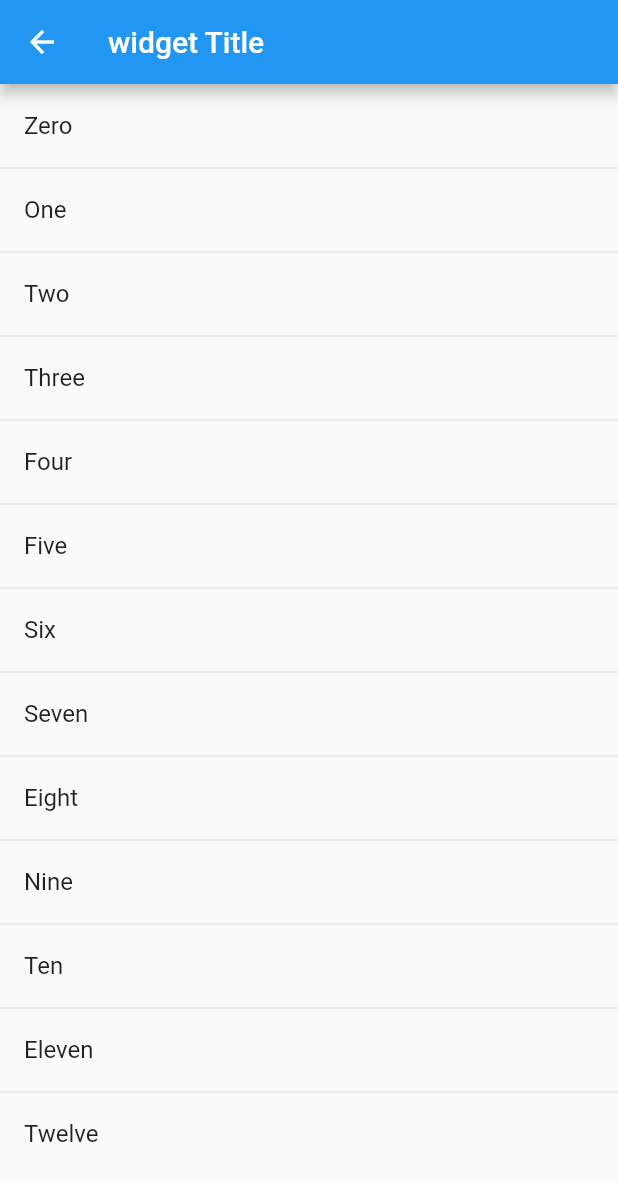
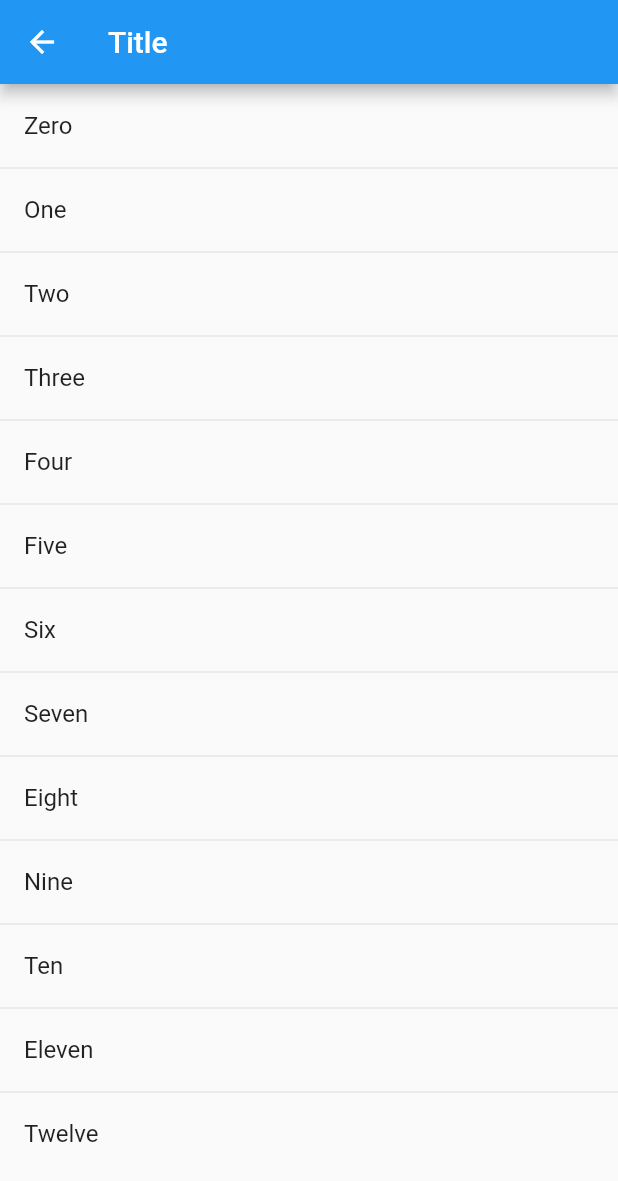
Before and after one commit to uncaose/flutter_test, a Flutter app: the screen it shows after launch, after a tap on "Number", on a phone screen of 412 x 824 dp. Shown: the top 1181 px of the screen. Run offline on Flutter 3.47's test engine with Material 2 defaults, Android fonts, the phone set to English and light mode, and no system bars; our stand-ins replace easy_localization.

```diff
--- a/lib/src/app.dart
+++ b/lib/src/app.dart
@@ -1,25 +1,14 @@
 import 'package:flutter/material.dart';
-import 'package:flutter_localizations/flutter_localizations.dart';
-import 'i18n/i18n.dart';
-import 'i18n/messages.dart';
+import 'package:easy_localization/easy_localization.dart';
 import './routes.dart';
-
-final msg = Messages();
 
 class App extends StatelessWidget {
   @override
   Widget build(BuildContext context) {
     return MaterialApp(
-      onGenerateTitle: (BuildContext context) => msg.title,
-      localizationsDelegates: [
-        I18nDelegate(),
-        GlobalMaterialLocalizations.delegate,
-        GlobalWidgetsLocalizations.delegate,
-      ],
-      supportedLocales: [
-        const Locale('en', ''),
-        const Locale('ko', ''),
-      ],
+      localizationsDelegates: context.localizationDelegates,
+      supportedLocales: context.supportedLocales,
+      locale: context.locale,
       routes: routes,
     );
   }
--- a/lib/src/i18n/i18n.dart
+++ /dev/null
@@ -1,38 +0,0 @@
-import 'package:flutter/material.dart';
-import 'package:intl/intl.dart';
-
-import 'messages_all.dart';
-
-class I18n {
-  static Future<I18n> load(Locale locale) {
-    final String name =
-        locale.countryCode == null ? locale.languageCode : locale.toString();
-    final String localeName = Intl.canonicalizedLocale(name);
-
-    return initializeMessages(localeName).then((bool _) {
-      Intl.defaultLocale = localeName;
-      return new I18n();
-    });
-  }
-
-  static I18n of(BuildContext context) {
-    return Localizations.of<I18n>(context, I18n);
-  }
-}
-
-class I18nDelegate extends LocalizationsDelegate<I18n> {
-  @override
-  bool isSupported(Locale locale) {
-    return ['en', 'ko'].contains(locale.languageCode);
-  }
-
-  @override
-  Future<I18n> load(Locale locale) {
-    return I18n.load(locale);
-  }
-
-  @override
-  bool shouldReload(LocalizationsDelegate<I18n> old) {
-    return false;
-  }
-}
--- a/lib/src/screens/number.dart
+++ b/lib/src/screens/number.dart
@@ -1,15 +1,13 @@
 import 'package:flutter/material.dart';
-import '../i18n/messages.dart';
+import 'package:easy_localization/easy_localization.dart';
 import '../widgets/tile_title.dart';
-
-final msg = Messages();
 
 class Number extends StatelessWidget {
   @override
   Widget build(BuildContext context) {
     return Scaffold(
       appBar: AppBar(
-        title: Text(msg.title),
+        title: Text('title').tr(),
       ),
       body: getList(context),
     );
@@ -20,19 +18,24 @@ class Number extends StatelessWidget {
       children: ListTile.divideTiles(
         context: context,
         tiles: [
-          TileTitle(msg.n0),
-          TileTitle(msg.n1),
-          TileTitle(msg.n2),
-          TileTitle(msg.n3),
-          TileTitle(msg.n4),
-          TileTitle(msg.n5),
-          TileTitle(msg.n6),
-          TileTitle(msg.n7),
-          TileTitle(msg.n8),
-          TileTitle(msg.n9),
-          TileTitle(msg.n10),
-          TileTitle(msg.n11),
-          TileTitle(msg.n12),
+          TileTitle('n0'.tr()),
+          TileTitle('n1'.tr()),
+          TileTitle('n2'.tr()),
+          TileTitle('n3'.tr()),
+          TileTitle('n4'.tr()),
+          TileTitle('n5'.tr()),
+          TileTitle('n6'.tr()),
+          TileTitle('n7'.tr()),
+          TileTitle('n8'.tr()),
+          TileTitle('n9'.tr()),
+          TileTitle('n10'.tr()),
+          TileTitle('n11'.tr()),
+          TileTitle('n12'.tr()),
+          ...[]
+              .map(
+                (e) => TileTitle(e.tr()),
+              )
+              .toList(),
         ],
       ).toList(),
     );
--- a/lib/src/screens/welcome.dart
+++ b/lib/src/screens/welcome.dart
@@ -1,27 +1,25 @@
 import 'package:flutter/material.dart';
-import '../i18n/messages.dart';
-
-final msg = Messages();
+import 'package:easy_localization/easy_localization.dart';
 
 class Welcome extends StatelessWidget {
   @override
   Widget build(BuildContext context) {
     return Scaffold(
       appBar: AppBar(
-        title: Text(msg.welcome),
+        title: Text('welcome'.tr()),
       ),
       body: Center(
         child: Column(
           mainAxisAlignment: MainAxisAlignment.center,
           children: [
             RaisedButton(
-              child: Text(msg.hello),
+              child: Text('hello'.tr()),
               onPressed: () {
                 Navigator.pushNamed(context, '/hello');
               },
             ),
             RaisedButton(
-              child: Text(msg.number),
+              child: Text('number'.tr()),
               onPressed: () {
                 Navigator.pushNamed(context, '/number');
               },
```
Also changed, not shown: assets/translations/en.json (added, +20 -0 lines), assets/translations/ko.json (added, +20 -0 lines), lib/main.dart (+9 -1 lines), lib/src/i18n/messages.dart (deleted, +0 -23 lines), lib/src/screens/hello.dart (+3 -5 lines), pubspec.yaml (+5 -3 lines), 9 other files.
